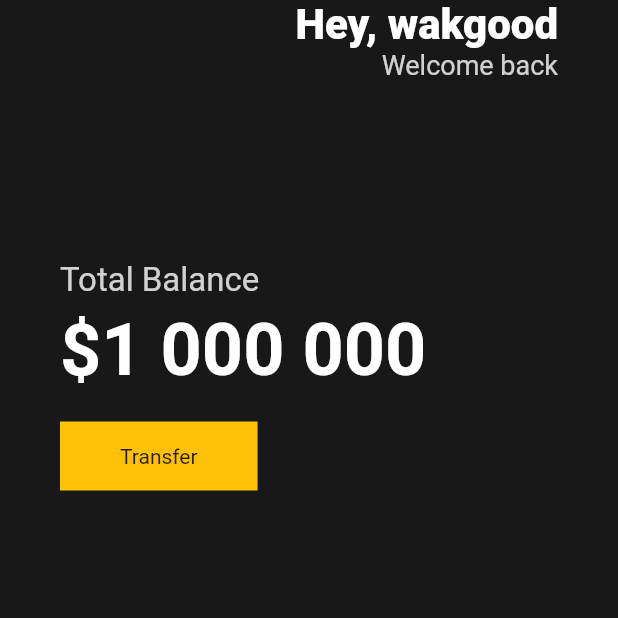
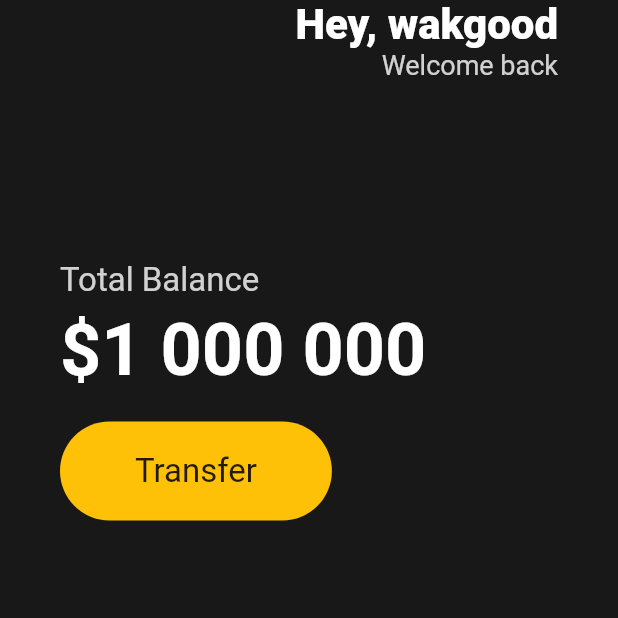
Before and after one commit to Myoungmin/toonflix, a Flutter app: the screen it shows after launch, on a phone screen of 412 x 824 dp, the top half of it. Run offline on Flutter 3.47's test engine with Material 2 defaults, Android fonts, the phone set to English and light mode, and no system bars.

Commit message:
BoxDecoration에 BorderRadius 적용하여 가장자리 둥글게 수정

```diff
--- a/lib/main.dart
+++ b/lib/main.dart
@@ -71,13 +71,19 @@ class App extends StatelessWidget {
                   Container(
                     decoration: BoxDecoration(
                       color: Colors.amber,
+                      borderRadius: BorderRadius.circular(45),
                     ),
                     child: Padding(
                       padding: EdgeInsets.symmetric(
-                        vertical: 15,
-                        horizontal: 40,
+                        vertical: 20,
+                        horizontal: 50,
                       ),
-                      child: Text('Transfer'),
+                      child: Text(
+                        'Transfer',
+                        style: TextStyle(
+                          fontSize: 22,
+                        ),
+                      ),
                     ),
                   )
                 ],
```
